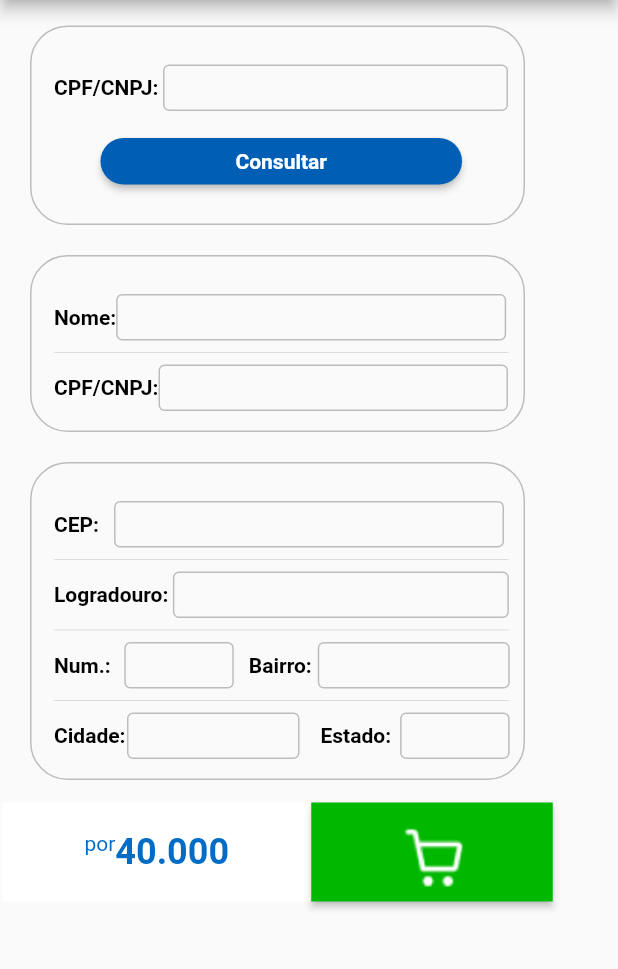
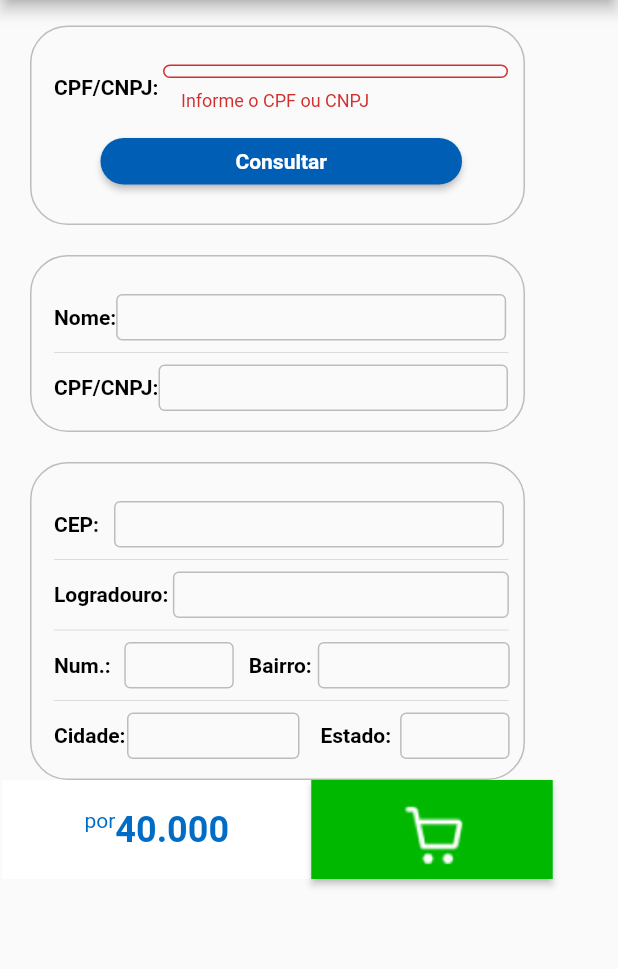
Before and after one commit to tintreinamento/projeto_flutter, a Flutter app: the screen it shows after launch, after a tap on "Consultar", on a phone screen of 412 x 824 dp, the part 84-1053 px from its top. Run offline on Flutter 3.47's test engine with Material 2 defaults, Android fonts, the phone set to English and light mode, and no system bars; our stand-ins replace brasil_fields, mask_text_input_formatter.

Commit message:
Tarefa: desenvolvimento do componente de pedido

```diff
--- /dev/null
+++ b/lib/models/EnderecoModel.dart
@@ -0,0 +1,38 @@
+class EnderecoModel {
+  var id;
+  var cep;
+  var logradouro;
+  var numero;
+  var bairro;
+  var cidade;
+  var uf;
+
+  EnderecoModel(
+      {this.id,
+      this.logradouro,
+      this.numero,
+      this.bairro,
+      this.cidade,
+      this.cep,
+      this.uf});
+
+  factory EnderecoModel.fromJson(Map<String, dynamic> parsedJson) {
+    return EnderecoModel(
+        id: parsedJson['id'],
+        logradouro: parsedJson['logradouro'],
+        numero: parsedJson['numero'],
+        bairro: parsedJson['bairro'],
+        cidade: parsedJson['localidade'],
+        cep: parsedJson['cep'],
+        uf: parsedJson['uf']);
+  }
+
+  Map<String, dynamic> toJson() => {
+        'cep': cep,
+        'logradouro': logradouro,
+        'numero': numero,
+        'bairro': bairro,
+        'cidade': cidade,
+        'uf': uf,
+      };
+}
--- a/lib/models/endereco.dart
+++ /dev/null
@@ -1,20 +0,0 @@
-class EnderecoModel {
-  String cep = "";
-  String logradouro = "";
-  String complemento = "";
-  String numero = "";
-  String bairro = "";
-  String cidade = "";
-  String estado = "";
-
-  EnderecoModel(String cep, String logradouro, String complemento,
-      String numero, String bairro, String cidade, String estado) {
-    this.cep = cep;
-    this.logradouro = logradouro;
-    this.complemento = complemento;
-    this.numero = numero;
-    this.bairro = bairro;
-    this.cidade = cidade;
-    this.estado = estado;
-  }
-}
--- a/lib/views/pedido/pedido.dart
+++ b/lib/views/pedido/pedido.dart
@@ -8,8 +8,6 @@ import 'package:projeto_flutter/views/pedido/buscarproduto.dart';
 import '../../componentes/appbar.dart';
 import '../../componentes/drawer.dart';
 
-import '../../models/endereco.dart';
-
 import '../pedido/endereco.dart';
 
 import '../../componentes/textstyle.dart';
@@ -17,16 +15,17 @@ import '../../componentes/inputdecoration.dart';
 import '../../componentes/boxdecoration.dart';
 
 import '../../controllers/ClienteController.dart';
+import '../../controllers/EnderecoController.dart';
 
 class Pedido extends StatefulWidget {
-  EnderecoModel? enderecoModel;
+  //EnderecoModel? enderecoModel;
   List<ProdutoModels> listaProduto = [];
 
-  Pedido({Key? key, this.enderecoModel}) : super(key: key);
+  //Pedido({Key? key, this.enderecoModel}) : super(key: key);
 
-  changeEndereco(EnderecoModel endereco) {
-    this.enderecoModel = endereco;
-  }
+  //changeEndereco(EnderecoModel endereco) {
+  //this.enderecoModel = endereco;
+  //}
 
   //Adiciona produto
   handleAdicionarProduto(ProdutoModels produtoModel) {
@@ -56,6 +55,8 @@ class Pedido extends StatefulWidget {
 }
 
 class _PedidoState extends State<Pedido> {
+  final _formKeyConsultarCliente = GlobalKey<FormState>();
+
   //Cliente
   final cpfCnpjController = TextEditingController();
   final nomeClienteController = TextEditingController();
@@ -94,6 +95,19 @@ class _PedidoState extends State<Pedido> {
     estadoController.text = cliente.uf;
   }
 
+  consultarEndereco(String cep) async {
+    EnderecoController enderecoController = new EnderecoController();
+
+    final endereco = await enderecoController
+        .obtenhaEnderecoPorCep(UtilBrasilFields.removeCaracteres(cep));
+
+    logradouroController.text = endereco.logradouro;
+    //  numeroController.text = '';
+    bairroController.text = endereco.bairro;
+    cidadeController.text = endereco.cidade;
+    estadoController.text = endereco.uf;
+  }
+
   @override
   Widget build(BuildContext context) {
     return Scaffold(
@@ -102,12 +116,14 @@ class _PedidoState extends State<Pedido> {
       body: Column(
         children: [
           Container(
-            height: 535,
+            height: 520,
             child: SingleChildScrollView(
               child: Column(
                 children: [
                   //Consultar cliente
-                  Container(
+                  Form(
+                    key: _formKeyConsultarCliente,
+                    child: Container(
                       width: 330,
                       margin: EdgeInsets.fromLTRB(20, 17, 20, 3),
                       padding: EdgeInsets.fromLTRB(15, 25, 10, 13),
@@ -125,7 +141,13 @@ class _PedidoState extends State<Pedido> {
                                 margin: EdgeInsets.only(left: 3),
                                 width: 230,
                                 height: 31,
-                              child: TextField(
+                                child: TextFormField(
+                                  validator: (value) {
+                                    if (value == null || value.isEmpty) {
+                                      return 'Informe o CPF ou CNPJ';
+                                    }
+                                    return null;
+                                  },
                                   inputFormatters: [
                                     FilteringTextInputFormatter.digitsOnly,
                                     CpfOuCnpjFormatter()
@@ -150,7 +172,10 @@ class _PedidoState extends State<Pedido> {
                                       borderRadius: BorderRadius.circular(100),
                                     ))),
                                 onPressed: () {
+                                  if (_formKeyConsultarCliente.currentState!
+                                      .validate()) {
                                     consultarCliente();
+                                  }
                                 },
                                 child: Text(
                                   'Consultar',
@@ -164,6 +189,7 @@ class _PedidoState extends State<Pedido> {
                                 )),
                           )
                         ],
+                      ),
                     ),
                   ),
                   //Cliente
@@ -238,6 +264,9 @@ class _PedidoState extends State<Pedido> {
                               width: 260,
                               height: 31,
                               child: TextField(
+                                onSubmitted: (cep) {
+                                  consultarEndereco(cep);
+                                },
                                 controller: cepController,
                                 inputFormatters: [
                                   FilteringTextInputFormatter.digitsOnly,
```
Also changed, not shown: lib/controllers/EnderecoController.dart (added, +17 -0 lines), lib/services/apicorreios.dart (+13 -5 lines), lib/views/pedido/endereco.dart (+4 -6 lines). Lines whose indentation alone changed are shown as unchanged.
